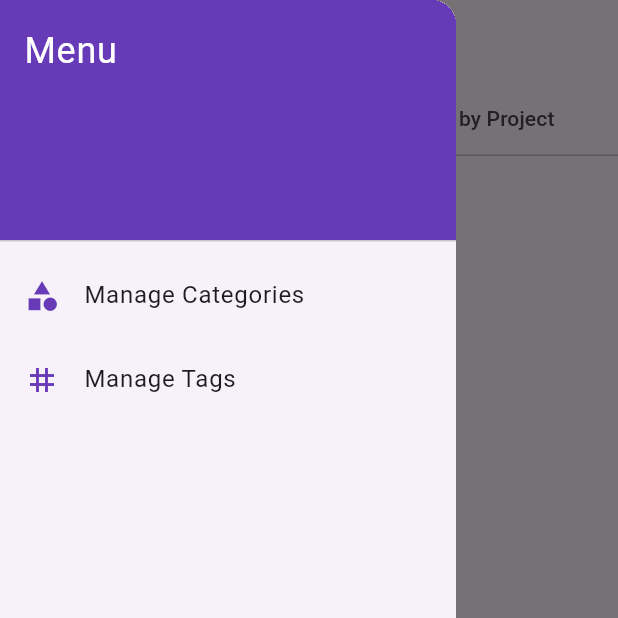
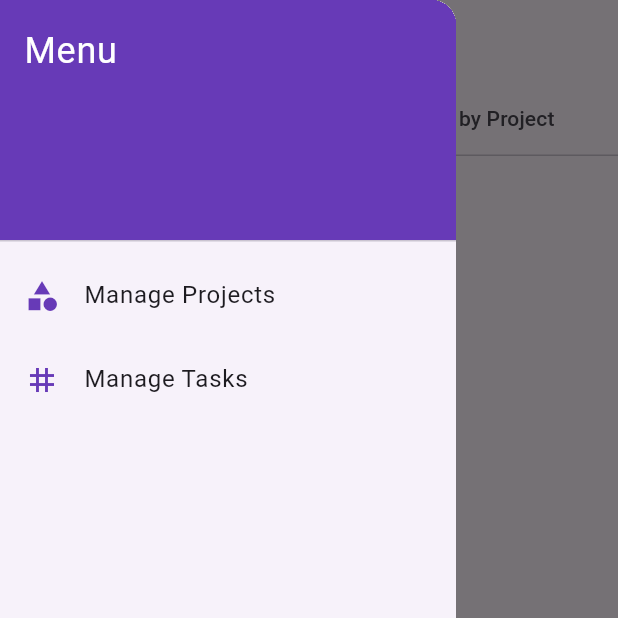
Before and after one commit to dai10512/time_tracking, a Flutter app: the screen it shows after launch, with the side drawer open, on a phone screen of 412 x 824 dp, the top half of it. Run offline on Flutter 3.47's test engine with Material 3 defaults, Android fonts, the phone set to English and light mode, and no system bars; our stand-ins replace localstorage.

Commit message:
Implement routing and update navigation across screens

```diff
--- /dev/null
+++ b/lib/common/route.dart
@@ -0,0 +1,22 @@
+import 'package:flutter/material.dart';
+
+import '../screens/add_time_entry_screen.dart';
+import '../screens/home_screen.dart';
+import '../screens/manage_project_screen.dart';
+import '../screens/manage_task_screen.dart';
+
+class RouteName {
+  static const String home = '/';
+  static const String addTimeEntry = '/add_time_entry';
+  static const String manageProjects = '/manage_projects';
+  static const String manageTasks = '/manage_tasks';
+}
+
+class RouteManager {
+  static final Map<String, WidgetBuilder> routes = {
+    RouteName.home: (context) => HomeScreen(),
+    RouteName.addTimeEntry: (context) => AddTimeEntryScreen(),
+    RouteName.manageProjects: (context) => ProjectManagementScreen(),
+    RouteName.manageTasks: (context) => TaskManagementScreen(),
+  };
+}
--- a/lib/main.dart
+++ b/lib/main.dart
@@ -3,9 +3,9 @@ import 'package:localstorage/localstorage.dart';
 import 'package:provider/provider.dart';
 import 'package:time_tracking/providers/project_provider.dart';
 
+import 'common/route.dart';
 import 'providers/task_provder.dart';
 import 'providers/time_entry_provider.dart';
-import 'screens/home_screen.dart';
 
 Future<void> main() async {
   WidgetsFlutterBinding.ensureInitialized();
@@ -31,9 +31,11 @@ class MyApp extends StatelessWidget {
       child: MaterialApp(
         title: 'Flutter Demo',
         theme: ThemeData(
+          // 049588
           primarySwatch: Colors.green,
         ),
-        home: HomeScreen(),
+        initialRoute: RouteName.home,
+        routes: RouteManager.routes,
       ),
     );
   }
--- a/lib/screens/home_screen.dart
+++ b/lib/screens/home_screen.dart
@@ -1,8 +1,8 @@
 import 'package:flutter/material.dart';
 import 'package:provider/provider.dart';
 
+import '../common/route.dart';
 import '../providers/time_entry_provider.dart';
-import 'add_time_entry_screen.dart';
 
 class HomeScreen extends StatelessWidget {
   const HomeScreen({super.key});
@@ -32,18 +32,16 @@ class HomeScreen extends StatelessWidget {
               ),
               ListTile(
                 leading: Icon(Icons.category, color: Colors.deepPurple),
-                title: Text('Manage Categories'),
-                onTap: () {
-                  Navigator.pop(context); // This closes the drawer
-                  Navigator.pushNamed(context, '/manage_categories');
+                title: Text('Manage Projects'),
+                onTap: () async {
+                  await Navigator.pushNamed(context, RouteName.manageProjects);
                 },
               ),
               ListTile(
                 leading: Icon(Icons.tag, color: Colors.deepPurple),
-                title: Text('Manage Tags'),
+                title: Text('Manage Tasks'),
                 onTap: () {
-                  Navigator.pop(context); // This closes the drawer
-                  Navigator.pushNamed(context, '/manage_tags');
+                  Navigator.pushNamed(context, RouteName.manageTasks);
                 },
               ),
             ],
@@ -53,6 +51,11 @@ class HomeScreen extends StatelessWidget {
           children: [
             Consumer<TimeEntryProvider>(
               builder: (context, provider, child) {
+                if (provider.entries.isEmpty) {
+                  return Center(
+                    child: Text('No time entries found'),
+                  );
+                }
                 return ListView.builder(
                   itemCount: provider.entries.length,
                   itemBuilder: (context, index) {
@@ -72,6 +75,11 @@ class HomeScreen extends StatelessWidget {
             ),
             Consumer<TimeEntryProvider>(
               builder: (context, provider, child) {
+                if (provider.entries.isEmpty) {
+                  return Center(
+                    child: Text('No time entries found'),
+                  );
+                }
                 return ListView.builder(
                   itemCount: provider.entries.length,
                   itemBuilder: (context, index) {
@@ -88,12 +96,7 @@ class HomeScreen extends StatelessWidget {
         ),
         floatingActionButton: FloatingActionButton(
           onPressed: () {
-            Navigator.push(
-              context,
-              MaterialPageRoute(
-                  fullscreenDialog: true,
-                  builder: (context) => AddTimeEntryScreen()),
-            );
+            Navigator.pushNamed(context, RouteName.addTimeEntry);
           },
           tooltip: 'Add Time Entry',
           child: Icon(Icons.add),
```
Also changed, not shown: lib/screens/manage_project_screen.dart (added, +43 -0 lines), lib/screens/manage_task_screen.dart (added, +79 -0 lines), lib/common/storage_key.dart (renamed from lib/models/common/storage_key.dart), 3 other files.
